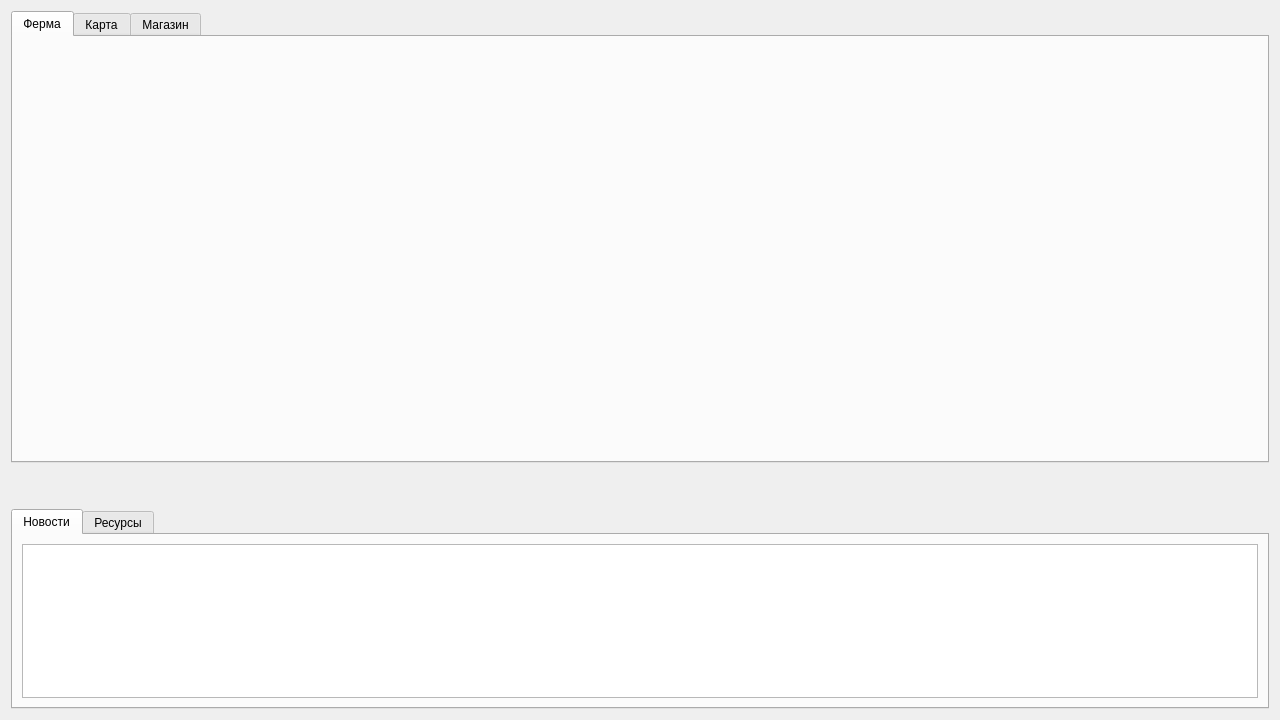
Old version of the form src/main_form.ui in the repository ludwici/BeeIsland.
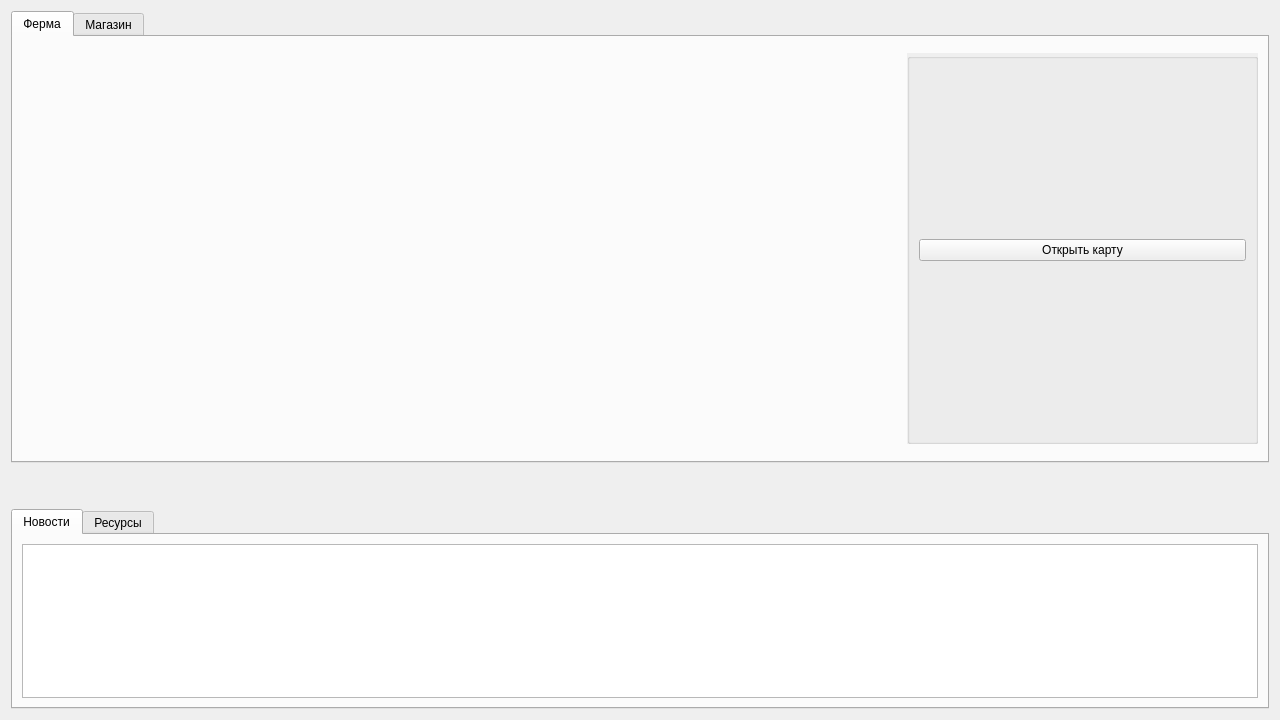
New version of the form. The open tabs and pages were chosen to show the change.

Commit message: Added pygame support

```diff
--- a/src/main_form.ui
+++ b/src/main_form.ui
@@ -38,52 +38,61 @@
       <attribute name="title">
        <string>Ферма</string>
       </attribute>
-      <widget class="QStackedWidget" name="stackedWidget">
-       <property name="geometry">
-        <rect>
-         <x>10</x>
-         <y>10</y>
-         <width>861</width>
-         <height>271</height>
-        </rect>
+      <layout class="QGridLayout" name="gridLayout">
+       <property name="leftMargin">
+        <number>9</number>
        </property>
-       <property name="currentIndex">
+       <property name="topMargin">
         <number>0</number>
        </property>
-       <widget class="QWidget" name="page"/>
-       <widget class="QWidget" name="page_2"/>
-      </widget>
-     </widget>
-     <widget class="QWidget" name="MapTab">
-      <property name="layoutDirection">
-       <enum>Qt::RightToLeft</enum>
-      </property>
-      <attribute name="title">
-       <string>Карта</string>
-      </attribute>
-      <layout class="QHBoxLayout" name="horizontalLayout">
-       <property name="sizeConstraint">
-        <enum>QLayout::SetDefaultConstraint</enum>
+       <property name="rightMargin">
+        <number>9</number>
        </property>
-       <item>
-        <widget class="QDoubleSpinBox" name="zoomFactor">
-         <property name="value">
-          <double>12.199999999999999</double>
-         </property>
+       <property name="bottomMargin">
+        <number>0</number>
+       </property>
+       <property name="spacing">
+        <number>0</number>
+       </property>
+       <item row="0" column="0">
+        <widget class="QStackedWidget" name="stackedWidget">
+         <widget class="QWidget" name="page"/>
+         <widget class="QWidget" name="page_2"/>
         </widget>
        </item>
-       <item>
-        <spacer name="horizontalSpacer">
-         <property name="orientation">
-          <enum>Qt::Horizontal</enum>
+       <item row="0" column="1">
+        <widget class="QGroupBox" name="groupBox">
+         <property name="minimumSize">
+          <size>
+           <width>351</width>
+           <height>391</height>
+          </size>
          </property>
-         <property name="sizeHint" stdset="0">
+         <property name="maximumSize">
           <size>
-           <width>40</width>
-           <height>20</height>
+           <width>351</width>
+           <height>391</height>
           </size>
          </property>
-        </spacer>
+         <property name="autoFillBackground">
+          <bool>true</bool>
+         </property>
+         <property name="title">
+          <string/>
+         </property>
+         <property name="flat">
+          <bool>false</bool>
+         </property>
+         <layout class="QVBoxLayout" name="verticalLayout_4">
+          <item>
+           <widget class="QPushButton" name="openMapBtn">
+            <property name="text">
+             <string>Открыть карту</string>
+            </property>
+           </widget>
+          </item>
+         </layout>
+        </widget>
        </item>
       </layout>
      </widget>
```
Left out of the diff: 2 changed lines with no effect on the pictures.
